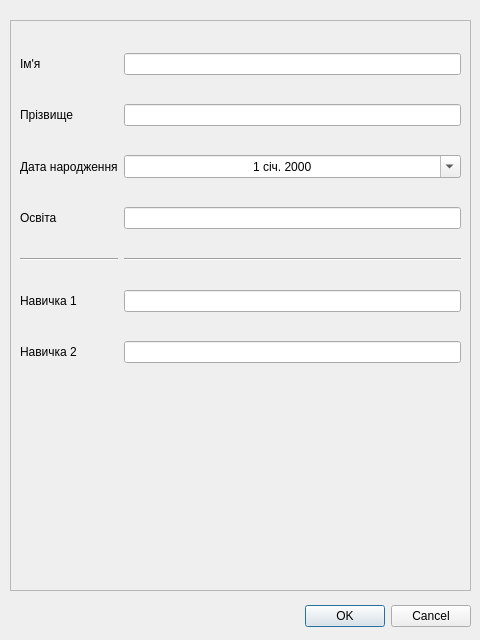
First picture: the form in dialogui_editpersinfo.ui, repository landrew31/db_course_work, before the edit.
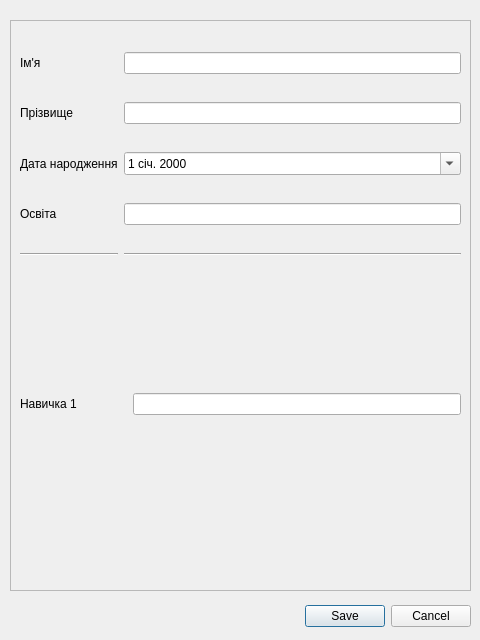
Second picture: the form after the edit.

What changed in the file:
```diff
--- a/dialogui_editpersinfo.ui
+++ b/dialogui_editpersinfo.ui
@@ -19,12 +19,18 @@
     <verstretch>0</verstretch>
    </sizepolicy>
   </property>
+  <property name="acceptDrops">
+   <bool>true</bool>
+  </property>
   <property name="windowTitle">
    <string>Особисті данні робітника</string>
   </property>
   <property name="locale">
    <locale language="Ukrainian" country="Ukraine"/>
   </property>
+  <property name="modal">
+   <bool>true</bool>
+  </property>
   <widget class="QDialogButtonBox" name="buttonBox">
    <property name="geometry">
     <rect>
@@ -34,14 +40,20 @@
      <height>32</height>
     </rect>
    </property>
+   <property name="acceptDrops">
+    <bool>true</bool>
+   </property>
    <property name="orientation">
     <enum>Qt::Horizontal</enum>
    </property>
    <property name="standardButtons">
-    <set>QDialogButtonBox::Cancel|QDialogButtonBox::Ok</set>
+    <set>QDialogButtonBox::Cancel|QDialogButtonBox::Save</set>
+   </property>
+   <property name="centerButtons">
+    <bool>false</bool>
    </property>
   </widget>
-  <widget class="QFrame" name="frame">
+  <widget class="QFrame" name="frame_editFrame">
    <property name="geometry">
     <rect>
      <x>10</x>
@@ -62,14 +74,14 @@
       <x>10</x>
       <y>10</y>
       <width>441</width>
-      <height>361</height>
+      <height>251</height>
      </rect>
     </property>
     <layout class="QGridLayout" name="gridLayout">
-     <item row="5" column="0">
-      <widget class="QLabel" name="label_5">
+     <item row="3" column="0">
+      <widget class="QLabel" name="label_4">
        <property name="text">
-        <string>Навичка 1</string>
+        <string>Освіта</string>
        </property>
       </widget>
      </item>
@@ -99,16 +111,13 @@
      <item row="2" column="1">
       <widget class="QDateEdit" name="persBirthDate">
        <property name="alignment">
-        <set>Qt::AlignCenter</set>
+        <set>Qt::AlignLeading|Qt::AlignLeft|Qt::AlignVCenter</set>
        </property>
        <property name="calendarPopup">
         <bool>true</bool>
        </property>
       </widget>
      </item>
-     <item row="5" column="1">
-      <widget class="QLineEdit" name="persSkill_1"/>
-     </item>
      <item row="2" column="0">
       <widget class="QLabel" name="label_3">
        <property name="text">
@@ -116,13 +125,6 @@
        </property>
       </widget>
      </item>
-     <item row="3" column="0">
-      <widget class="QLabel" name="label_4">
-       <property name="text">
-        <string>Освіта</string>
-       </property>
-      </widget>
-     </item>
      <item row="4" column="0">
       <widget class="Line" name="line">
        <property name="orientation">
@@ -137,13 +139,28 @@
        </property>
       </widget>
      </item>
-     <item row="6" column="1">
-      <widget class="QLineEdit" name="perSkill_2"/>
+    </layout>
+   </widget>
+   <widget class="QWidget" name="gridLayoutWidget_2">
+    <property name="geometry">
+     <rect>
+      <x>10</x>
+      <y>239</y>
+      <width>441</width>
+      <height>291</height>
+     </rect>
+    </property>
+    <layout class="QGridLayout" name="layout_persSkills">
+     <property name="sizeConstraint">
+      <enum>QLayout::SetMinimumSize</enum>
+     </property>
+     <item row="0" column="1">
+      <widget class="QLineEdit" name="lineEdit_skill1"/>
      </item>
-     <item row="6" column="0">
-      <widget class="QLabel" name="label_6">
+     <item row="0" column="0">
+      <widget class="QLabel" name="label_5">
        <property name="text">
-        <string>Навичка 2</string>
+        <string>Навичка 1               </string>
        </property>
       </widget>
      </item>
```
